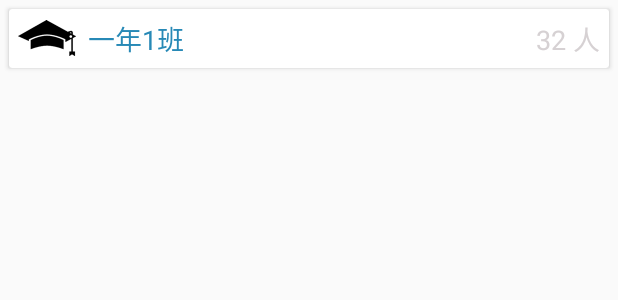
After one commit to kelinZhou/MultiTypeAdapter, an Android app: the layout item_class_title_layout.xml on its own in the app's theme, with its tools: preview values and no code run, on a phone screen of 412 x 824 dp. The commit adds this screen. Shown: the top 300 px of the screen. Run offline under Robolectric (Android 15) with nearby library versions, the phone set to English and light mode, and no system bars.

Commit message:
基本完成了悬浮条目列表的UI

```diff
--- a/app/src/main/java/com/kelin/multitypeadapterdemo/MultiTypeListActivity.java
+++ b/app/src/main/java/com/kelin/multitypeadapterdemo/MultiTypeListActivity.java
@@ -66,9 +66,9 @@ public class MultiTypeListActivity extends AppCompatActivity {
                 mMultiTypeAdapter.addAdapter(titleAdapter);
                 adapter = new ItemAdapter<Person>(people.getManList(), 2, ManHolder.class);
                 mMultiTypeAdapter.addAdapter(adapter);
+                mMultiTypeAdapter.notifyRefresh();
             }
         });
-        mMultiTypeAdapter.notifyRefresh();
     }
 
 
--- /dev/null
+++ b/app/src/main/res/layout/item_class_title_layout.xml
@@ -0,0 +1,39 @@
+<?xml version="1.0" encoding="utf-8"?>
+<android.support.v7.widget.CardView
+    xmlns:android="http://schemas.android.com/apk/res/android"
+    xmlns:tools="http://schemas.android.com/tools"
+    android:layout_width="match_parent"
+    android:layout_height="wrap_content"
+    android:layout_margin="6dp"
+    android:orientation="vertical">
+
+    <RelativeLayout android:layout_width="match_parent"
+                    android:layout_height="wrap_content"
+                    android:padding="6dp">
+
+        <TextView
+            android:id="@+id/tv_class_name"
+            android:layout_width="wrap_content"
+            android:layout_height="wrap_content"
+            android:drawableLeft="@mipmap/ic_class"
+            android:drawablePadding="8dp"
+            android:drawableStart="@mipmap/ic_class"
+            android:gravity="center_vertical"
+            android:textColor="@color/blue"
+            android:textSize="18sp"
+            tools:text="一年1班"/>
+
+        <TextView
+            android:id="@+id/tv_count"
+            android:layout_width="wrap_content"
+            android:layout_height="wrap_content"
+            android:layout_alignParentEnd="true"
+            android:layout_alignParentRight="true"
+            android:drawablePadding="8dp"
+            android:gravity="center_vertical"
+            android:textColor="@color/gray"
+            android:textSize="18sp"
+            tools:text="32 人"/>
+    </RelativeLayout>
+
+</android.support.v7.widget.CardView>
--- a/recycleradapter/src/main/java/com/kelin/recycleradapter/MultiTypeAdapter.java
+++ b/recycleradapter/src/main/java/com/kelin/recycleradapter/MultiTypeAdapter.java
@@ -112,6 +112,7 @@ public class MultiTypeAdapter extends SuperAdapter<Object, ItemViewHolder<Object
      * @param floatLayout 一个 {@link FloatLayout} 对象。
      */
     public void setFloatLayout(@NonNull FloatLayout floatLayout) {
+        floatLayout.setBackground(getRecyclerView().getBackground());
         mFloatLayout = floatLayout;
         mFloatViewHelper = new ViewHelper(mFloatLayout);
         setFloatLayoutVisibility(false);
--- a/recycleradapter/src/main/java/com/kelin/recycleradapter/SuperAdapter.java
+++ b/recycleradapter/src/main/java/com/kelin/recycleradapter/SuperAdapter.java
@@ -163,6 +163,10 @@ abstract class SuperAdapter<D, VH extends ItemViewHolder<D>> extends RecyclerVie
                 return bundle.size() == 0 ? null : bundle;
             }
         };
+    }
+
+    public RecyclerView getRecyclerView() {
+        return mRecyclerView;
     }
 
     /**
```
Also changed, not shown: app/src/main/java/com/kelin/multitypeadapterdemo/FloatListActivity.java (+26 -45 lines), app/src/main/java/com/kelin/multitypeadapterdemo/data/Classs.java (added, +35 -0 lines), app/src/main/java/com/kelin/multitypeadapterdemo/data/DataHelper.java (+29 -2 lines), app/src/main/java/com/kelin/multitypeadapterdemo/holder/ClassHolder.java (added, +44 -0 lines), recycleradapter/src/main/java/com/kelin/recycleradapter/ItemAdapter.java (+12 -1 lines), recycleradapter/src/main/java/com/kelin/recycleradapter/holder/ItemViewHolder.java (+17 -0 lines), app/src/main/res/mipmap-xxhdpi/ic_class.png (added).
